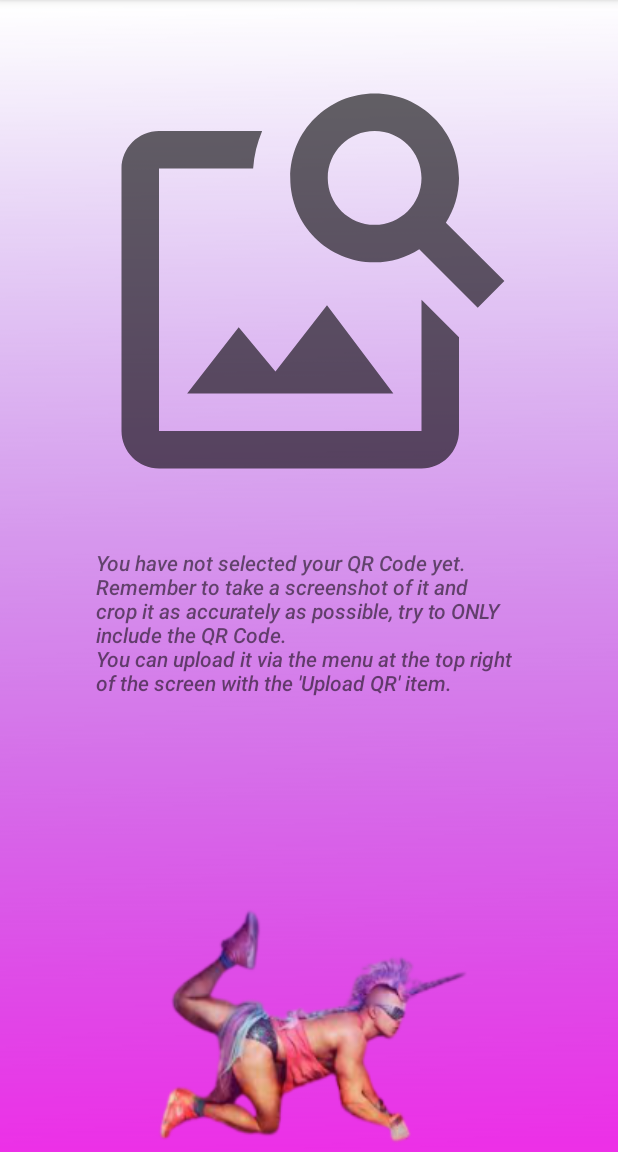
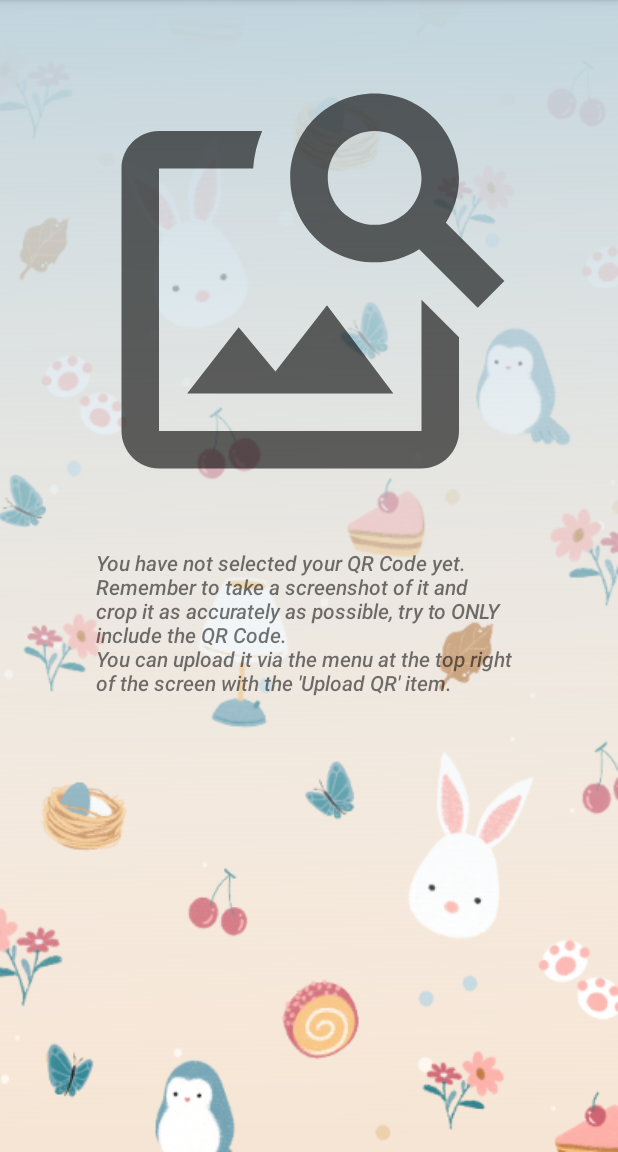
Before and after one commit to ncvescera/GayPass, an Android app: the screen it shows after launch (MainActivity), on a phone screen of 412 x 824 dp, the part 84-1236 px from its top. Run offline under Robolectric (Android 15) with nearby library versions, the phone set to English and light mode, and no system bars.

Commit message:
added the gayMaNonTroppo theme, set as default since it is the only one a little more sober

```diff
--- a/GayPass/app/src/main/java/com/example/gaypass/MainActivity.kt
+++ b/GayPass/app/src/main/java/com/example/gaypass/MainActivity.kt
@@ -139,7 +139,7 @@ class MainActivity : AppCompatActivity() {
     }
 
     private fun disableGayestMode() {
-        layout.setBackgroundResource(R.drawable.background_main_theme_verygay)
+        layout.setBackgroundResource(R.drawable.background_main_theme_gaymanontroppo)
         bg.setBackgroundColor(Color.parseColor("#00FFFFFF"))
 
     }
--- a/GayPass/app/src/main/res/layout/activity_info.xml
+++ b/GayPass/app/src/main/res/layout/activity_info.xml
@@ -4,7 +4,7 @@
     xmlns:tools="http://schemas.android.com/tools"
     android:layout_width="match_parent"
     android:layout_height="match_parent"
-    android:background="@drawable/background_info_theme_verygay"
+    android:background="@drawable/background_info_theme_gaymanontroppo"
     tools:context=".InfoActivity">
 
     <ImageView
--- a/GayPass/app/src/main/res/layout/activity_main.xml
+++ b/GayPass/app/src/main/res/layout/activity_main.xml
@@ -5,7 +5,7 @@
     android:id="@+id/layout"
     android:layout_width="match_parent"
     android:layout_height="match_parent"
-    android:background="@drawable/background_main_theme_verygay"
+    android:background="@drawable/background_main_theme_gaymanontroppo"
     tools:context=".MainActivity">
 
 
--- a/GayPass/app/src/main/res/layout/activity_settings.xml
+++ b/GayPass/app/src/main/res/layout/activity_settings.xml
@@ -4,7 +4,7 @@
     xmlns:tools="http://schemas.android.com/tools"
     android:layout_width="match_parent"
     android:layout_height="match_parent"
-    android:background="@drawable/background_settings_theme_verygay"
+    android:background="@drawable/background_settings_theme_gaymanontroppo"
     tools:context=".SettingsActivity">
 
     <androidx.constraintlayout.widget.ConstraintLayout
--- a/GayPass/app/src/main/res/values/colors.xml
+++ b/GayPass/app/src/main/res/values/colors.xml
@@ -16,4 +16,8 @@
     <color name="colorPrimaryDarkNight">#000</color>
     <color name="colorAccentNight">#ffffff</color>
     <color name="background_colorNight">#131313</color>
+
+    <color name="colorPrimaryMaNonTroppo">#fff6ef</color>
+    <color name="colorPrimaryDarkMaNonTroppo">#c1d5dc</color>
+    <color name="colorAccentMaNonTroppo">#edcfab</color>
 </resources>
```
Also changed, not shown: GayPass/app/src/main/res/values/styles.xml (+7 -0 lines), GayPass/app/src/main/res/drawable-xxxhdpi/background_info_theme_gaymanontroppo.png (added), GayPass/app/src/main/res/drawable-xxxhdpi/background_main_theme_gaymanontroppo.png (added), GayPass/app/src/main/res/drawable-xxxhdpi/background_settings_theme_gaymanontroppo.png (added).
